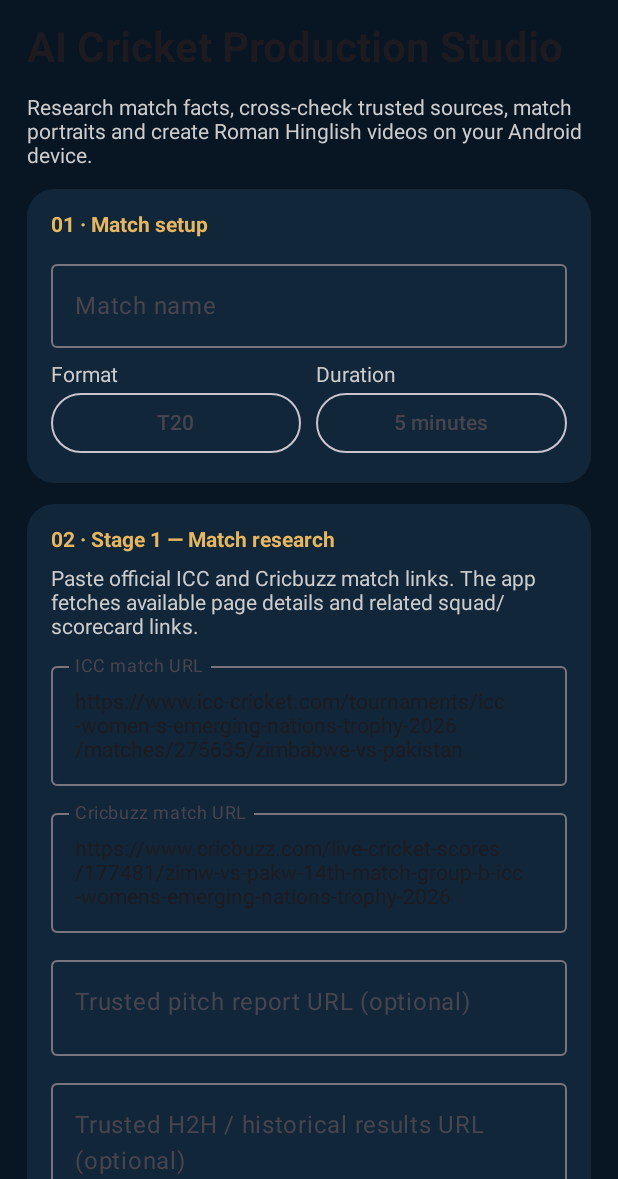
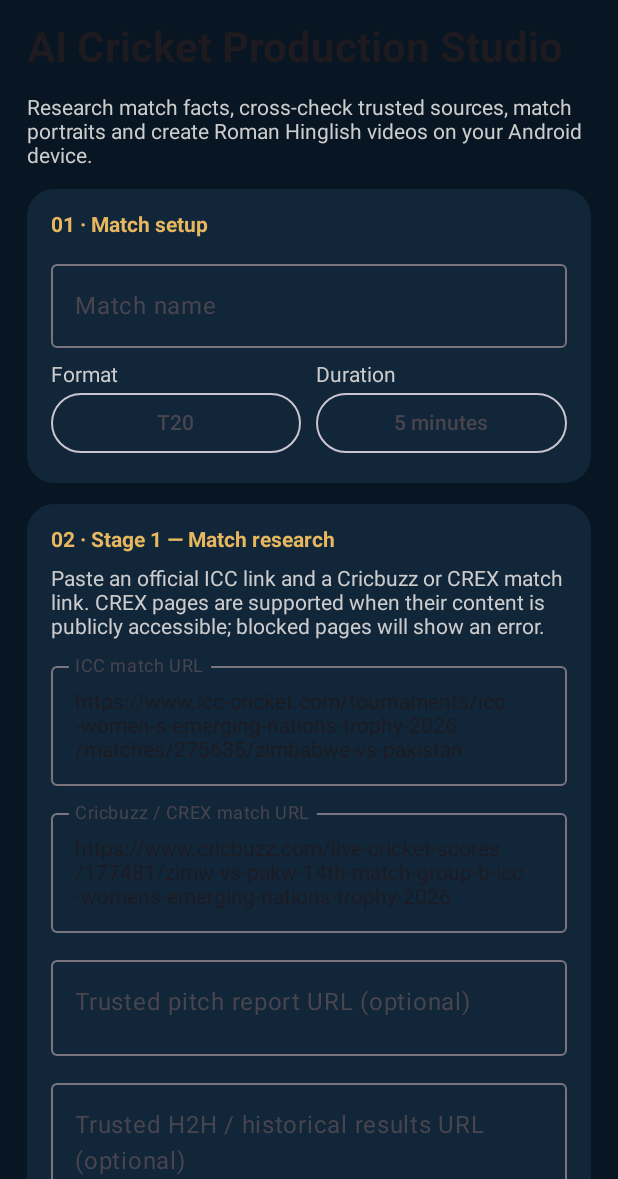
Before and after one commit to jollyjattjunktion-beep/yt, an Android app built with Jetpack Compose: the composable StudioHome called with empty values, on a phone screen of 412 x 824 dp, the part 57-1236 px from its top. Run offline under Robolectric (Android 15) with nearby library versions, the phone set to English and light mode, and no system bars; pictures from the network do not load.

Commit message:
Clarify CREX support in match research form

```diff
--- a/video_studio/mobile/app/src/main/java/com/preetsports/studio/MainActivity.kt
+++ b/video_studio/mobile/app/src/main/java/com/preetsports/studio/MainActivity.kt
@@ -137,9 +137,9 @@ private fun StudioHome(
         Card(colors = CardDefaults.cardColors(containerColor = Panel), shape = RoundedCornerShape(18.dp)) {
             Column(Modifier.padding(16.dp), verticalArrangement = Arrangement.spacedBy(10.dp)) {
                 Text("02 · Stage 1 — Match research", color = Gold, fontWeight = FontWeight.Bold)
-                Text("Paste official ICC and Cricbuzz match links. The app fetches available page details and related squad/scorecard links.", color = Color.LightGray)
+                Text("Paste an official ICC link and a Cricbuzz or CREX match link. CREX pages are supported when their content is publicly accessible; blocked pages will show an error.", color = Color.LightGray)
                 OutlinedTextField(value = iccUrl, onValueChange = { iccUrl = it; importedResearch = null }, label = { Text("ICC match URL") }, modifier = Modifier.fillMaxWidth(), minLines = 2)
-                OutlinedTextField(value = cricbuzzUrl, onValueChange = { cricbuzzUrl = it; importedResearch = null; researchReport = null }, label = { Text("Cricbuzz match URL") }, modifier = Modifier.fillMaxWidth(), minLines = 2)
+                OutlinedTextField(value = cricbuzzUrl, onValueChange = { cricbuzzUrl = it; importedResearch = null; researchReport = null }, label = { Text("Cricbuzz / CREX match URL") }, modifier = Modifier.fillMaxWidth(), minLines = 2)
                 OutlinedTextField(value = pitchSourceUrl, onValueChange = { pitchSourceUrl = it; researchReport = null }, label = { Text("Trusted pitch report URL (optional)") }, modifier = Modifier.fillMaxWidth(), minLines = 2)
                 OutlinedTextField(value = h2hSourceUrl, onValueChange = { h2hSourceUrl = it; researchReport = null }, label = { Text("Trusted H2H / historical results URL (optional)") }, modifier = Modifier.fillMaxWidth(), minLines = 2)
                 OutlinedTextField(value = playerNames, onValueChange = { playerNames = it }, label = { Text("Confirmed player names (comma-separated)") }, modifier = Modifier.fillMaxWidth(), minLines = 2)
@@ -147,7 +147,7 @@ private fun StudioHome(
                     enabled = !busy && (iccUrl.isNotBlank() || cricbuzzUrl.isNotBlank()),
                     onClick = {
                         busy = true
-                        notice = "Fetching match details from ICC and Cricbuzz…"
+                        notice = "Fetching match details from ICC and Cricbuzz / CREX…"
                         scope.launch {
                             try {
                                 val research = MatchResearchEngine().research(iccUrl, cricbuzzUrl, pitchSourceUrl, h2hSourceUrl)
```
